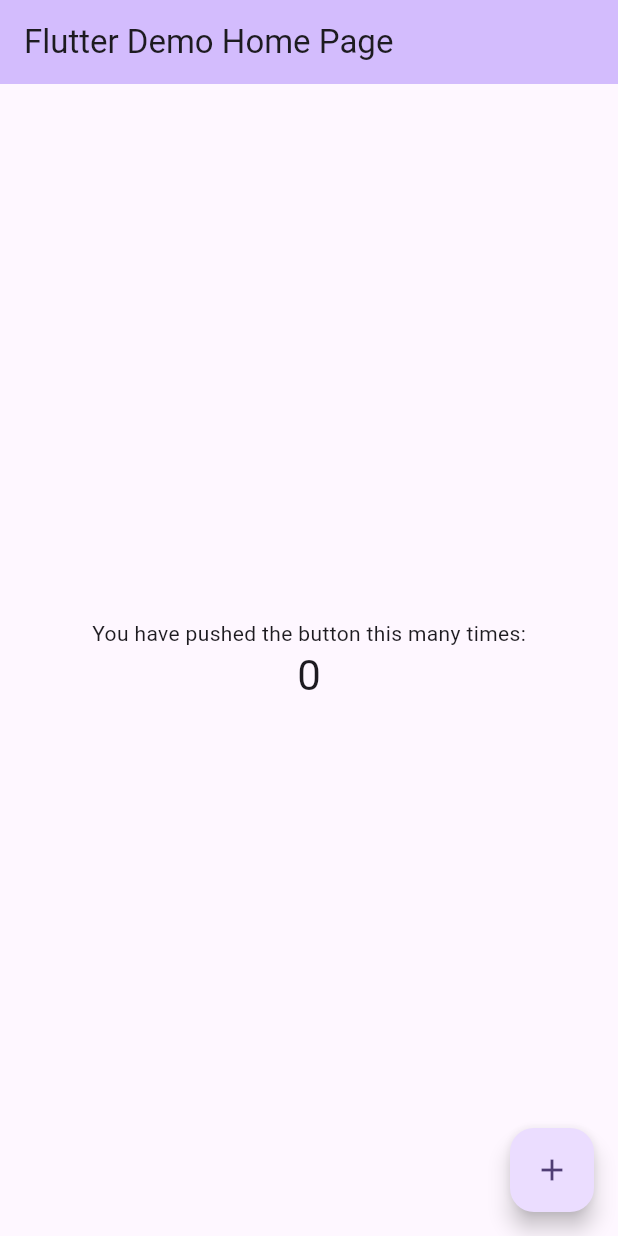
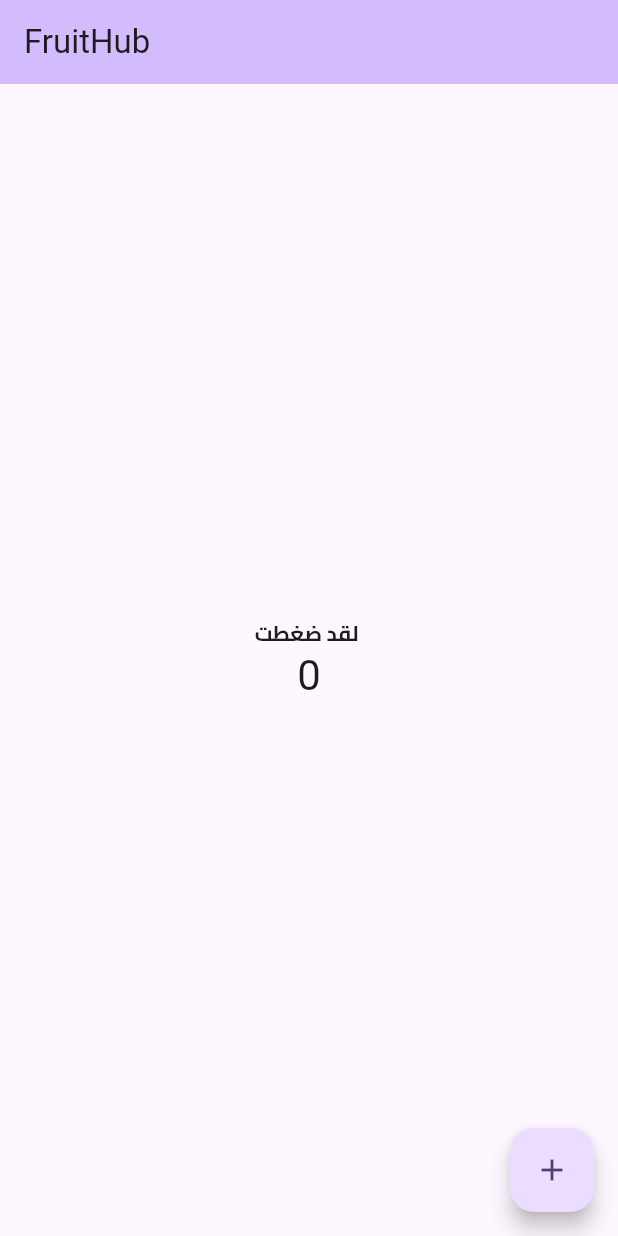
Before and after one commit to devmoaid1/fruitHub, a Flutter app: the screen it shows after launch, on a phone screen of 412 x 824 dp. Run offline on Flutter 3.47's test engine with Material 2 defaults, Android fonts, the phone set to English and light mode, and no system bars.

Commit message:
created app icon and changed app name

```diff
--- a/lib/app.dart
+++ b/lib/app.dart
@@ -1,4 +1,5 @@
 import 'package:flutter/material.dart';
+import 'package:fruit_hub/core/utils/app_constants.dart';
 
 class FruitHubApp extends StatelessWidget {
   const FruitHubApp({super.key});
@@ -6,12 +7,12 @@ class FruitHubApp extends StatelessWidget {
   @override
   Widget build(BuildContext context) {
     return MaterialApp(
-      title: 'Flutter Demo',
+      title: AppConstants.appName,
       theme: ThemeData(
         colorScheme: ColorScheme.fromSeed(seedColor: Colors.deepPurple),
         useMaterial3: true,
       ),
-      home: const MyHomePage(title: 'Flutter Demo Home Page'),
+      home: const MyHomePage(title: AppConstants.appName),
     );
   }
 }
@@ -30,54 +31,26 @@ class _MyHomePageState extends State<MyHomePage> {
 
   void _incrementCounter() {
     setState(() {
-      // This call to setState tells the Flutter framework that something has
-      // changed in this State, which causes it to rerun the build method below
-      // so that the display can reflect the updated values. If we changed
-      // _counter without calling setState(), then the build method would not be
-      // called again, and so nothing would appear to happen.
       _counter++;
     });
   }
 
   @override
   Widget build(BuildContext context) {
-    // This method is rerun every time setState is called, for instance as done
-    // by the _incrementCounter method above.
-    //
-    // The Flutter framework has been optimized to make rerunning build methods
-    // fast, so that you can just rebuild anything that needs updating rather
-    // than having to individually change instances of widgets.
     return Scaffold(
       appBar: AppBar(
-        // TRY THIS: Try changing the color here to a specific color (to
-        // Colors.amber, perhaps?) and trigger a hot reload to see the AppBar
-        // change color while the other colors stay the same.
         backgroundColor: Theme.of(context).colorScheme.inversePrimary,
-        // Here we take the value from the MyHomePage object that was created by
-        // the App.build method, and use it to set our appbar title.
         title: Text(widget.title),
       ),
       body: Center(
-        // Center is a layout widget. It takes a single child and positions it
-        // in the middle of the parent.
         child: Column(
-          // Column is also a layout widget. It takes a list of children and
-          // arranges them vertically. By default, it sizes itself to fit its
-          // children horizontally, and tries to be as tall as its parent.
-          //
-          // Column has various properties to control how it sizes itself and
-          // how it positions its children. Here we use mainAxisAlignment to
-          // center the children vertically; the main axis here is the vertical
-          // axis because Columns are vertical (the cross axis would be
-          // horizontal).
-          //
-          // TRY THIS: Invoke "debug painting" (choose the "Toggle Debug Paint"
-          // action in the IDE, or press "p" in the console), to see the
-          // wireframe for each widget.
           mainAxisAlignment: MainAxisAlignment.center,
           children: <Widget>[
             const Text(
-              'You have pushed the button this many times:',
+              'لقد ضغطت ',
+              style: TextStyle(
+                  fontFamily: AppConstants.cairoFontFamily,
+                  fontWeight: FontWeight.bold),
             ),
             Text(
               '$_counter',
```
Also changed, not shown: pubspec.yaml (+9 -1 lines), assets/images/app_icon.png (added), pubspec.lock, 27 other files.
